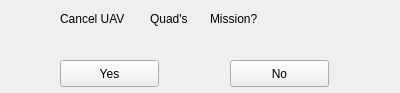
This is src/rqt_gcs/resources/MissionCancel.ui in CSUN-SERL/lcar-bot as Qt 5 draws it before an edit. The edited form follows.
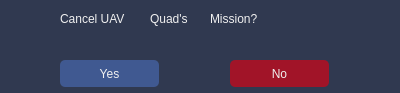
This is the edited form.

Commit message: All ui have the color scheme and map has been modified and added radio button for uav selection and free to roam option.

What changed in the file:
```diff
--- a/src/rqt_gcs/resources/MissionCancel.ui
+++ b/src/rqt_gcs/resources/MissionCancel.ui
@@ -13,6 +13,11 @@
   <property name="windowTitle">
    <string>Form</string>
   </property>
+  <property name="styleSheet">
+   <string notr="true">color: rgb(240, 240, 240);
+background-color: rgb(48, 57, 80);
+border-radius: 5px;</string>
+  </property>
   <widget class="QLabel" name="label">
    <property name="geometry">
     <rect>
@@ -61,6 +66,10 @@
      <height>27</height>
     </rect>
    </property>
+   <property name="styleSheet">
+    <string notr="true">background-color: rgb(64, 89, 145);
+color: rgb(240, 240, 240);</string>
+   </property>
    <property name="text">
     <string>Yes</string>
    </property>
@@ -74,6 +83,11 @@
      <height>27</height>
     </rect>
    </property>
+   <property name="styleSheet">
+    <string notr="true">background-color: rgb(161, 20, 40);
+color: rgb(240, 240, 240);
+</string>
+   </property>
    <property name="text">
     <string>No</string>
    </property>
```
The commit also changes 6 other files.
